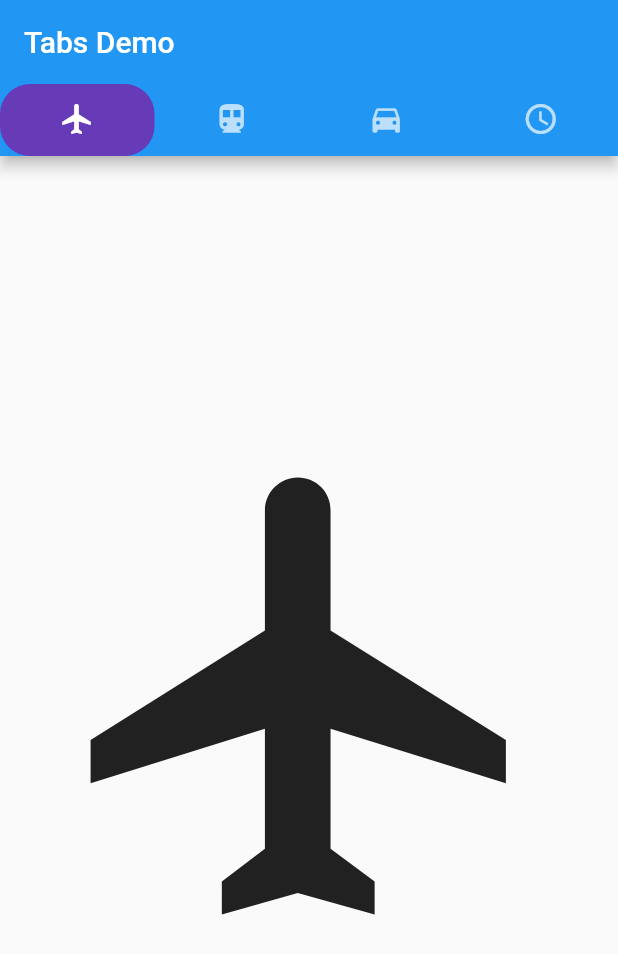
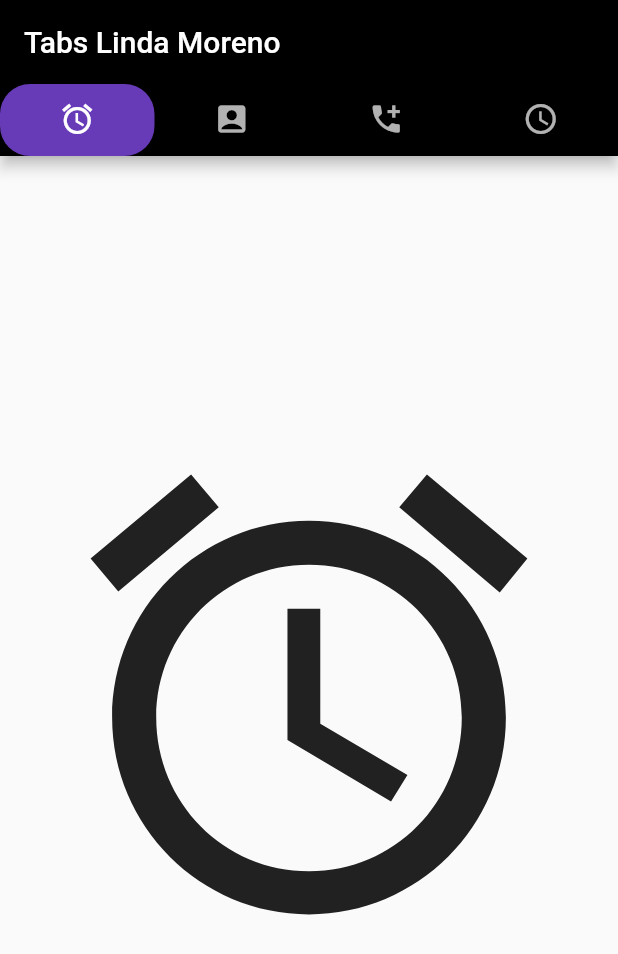
Before and after one commit to MorenoLinda/tabbar_6J, a Flutter app: the screen it shows after launch, on a phone screen of 412 x 824 dp. Shown: the top 954 px of the screen. Run offline on Flutter 3.47's test engine with Material 2 defaults, Android fonts, the phone set to English and light mode, and no system bars.

Commit message:
tabbarV3

```diff
--- a/lib/main.dart
+++ b/lib/main.dart
@@ -32,24 +32,25 @@ class _MyHomePageState extends State<MyHomePage> {
       length: 4,
       child: Scaffold(
         appBar: AppBar(
+          backgroundColor: Colors.black,
           bottom: TabBar(
             indicator: BoxDecoration(
                 borderRadius: BorderRadius.circular(20), // Creates border
                 color: Colors.deepPurple), //Change background color from here
             tabs: [
-              Tab(icon: Icon(Icons.flight)),
-              Tab(icon: Icon(Icons.directions_transit)),
-              Tab(icon: Icon(Icons.directions_car)),
+              Tab(icon: Icon(Icons.access_alarm)),
+              Tab(icon: Icon(Icons.account_box)),
+              Tab(icon: Icon(Icons.add_call)),
               Tab(icon: Icon(Icons.access_time_sharp)),
             ],
           ),
-          title: Text('Tabs Demo'),
+          title: Text('Tabs Linda Moreno'),
         ),
         body: TabBarView(
           children: [
-            Icon(Icons.flight, size: 350),
-            Icon(Icons.directions_transit, size: 350),
-            Icon(Icons.directions_car, size: 350),
+            Icon(Icons.access_alarm, size: 350),
+            Icon(Icons.account_box, size: 350),
+            Icon(Icons.add_call, size: 350),
             Icon(Icons.access_time_sharp, size: 350),
           ],
         ),
```
